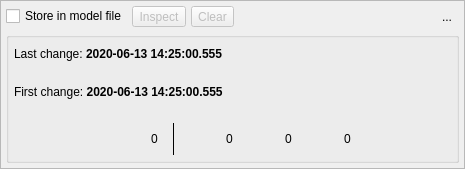
Before: the Qt Designer form libs/libgui/ui/widgets/changelogwidget.ui in arichiardi/pgmodeler, drawn with Qt 5.
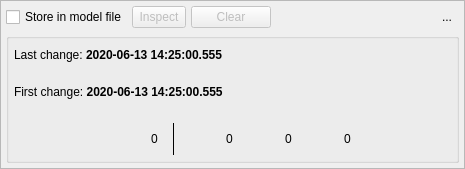
After: the same form once the commit is applied. Icons and pictures are not drawn.

Commit message: Changing some QToolButton to QPushButton for better semantics (WIP).

```diff
--- a/libs/libgui/ui/widgets/changelogwidget.ui
+++ b/libs/libgui/ui/widgets/changelogwidget.ui
@@ -146,7 +146,7 @@
          </widget>
         </item>
         <item>
-         <widget class="QToolButton" name="clear_tb">
+         <widget class="QPushButton" name="clear_tb">
           <property name="enabled">
            <bool>false</bool>
           </property>
@@ -181,12 +181,6 @@
           <property name="shortcut">
            <string>Shift+Del</string>
           </property>
-          <property name="toolButtonStyle">
-           <enum>Qt::ToolButtonStyle::ToolButtonTextBesideIcon</enum>
-          </property>
-          <property name="autoRaise">
-           <bool>false</bool>
-          </property>
          </widget>
         </item>
         <item>
```
The commit also changes 30 other files.
